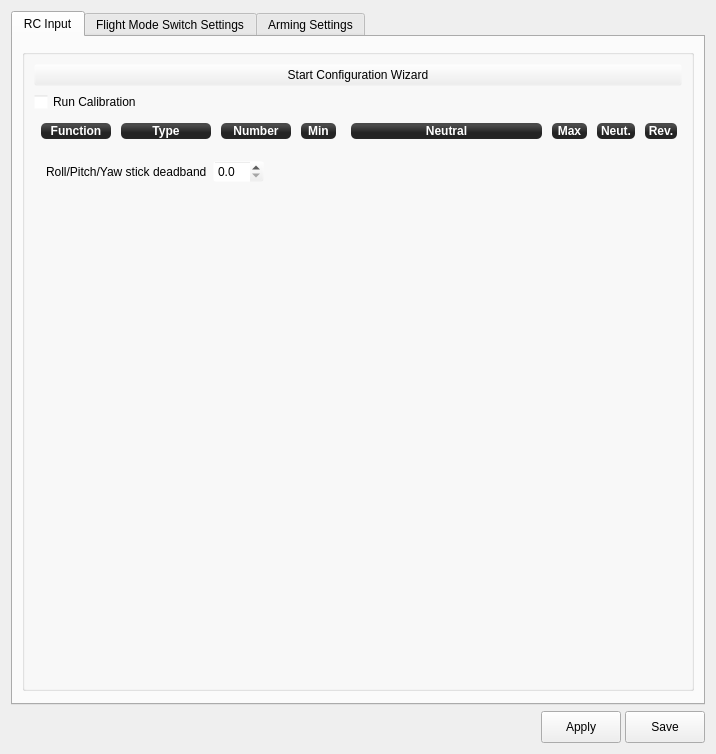
First picture: the form in ground/openpilotgcs/src/plugins/config/input.ui, repository openpilot/OpenPilot, before the edit.
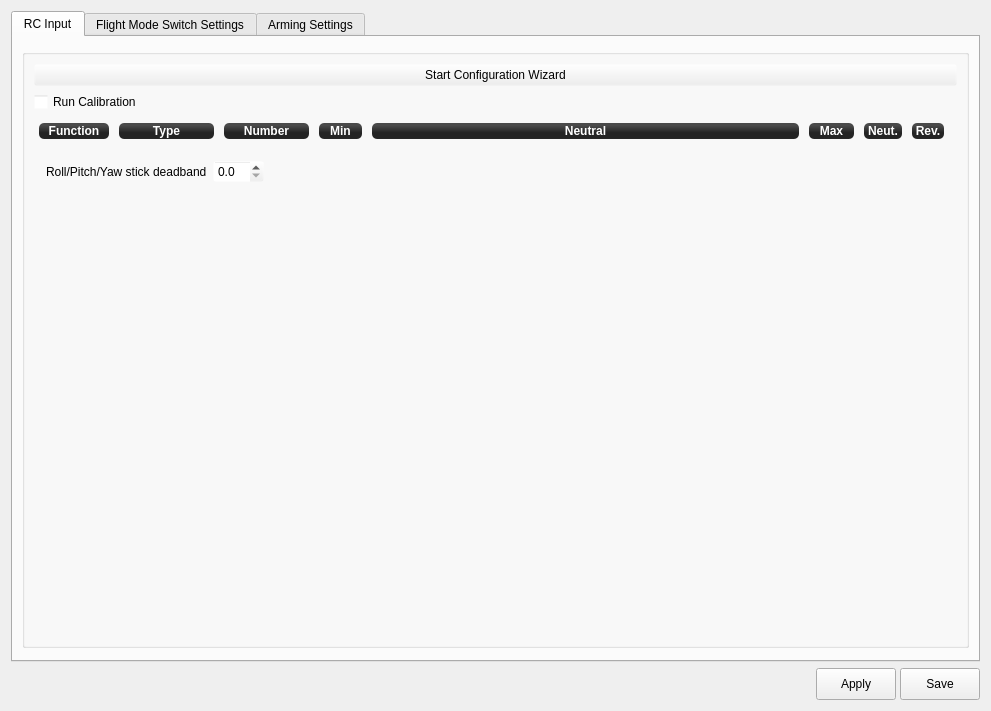
Second picture: the form after the edit. Icons and pictures are not drawn.

Commit message: fixed the vertical sliders, fixed input/output header spacing over the config sliders, switched around the progress bar in stabi ui, more to come

Diff of the .ui file:
```diff
--- a/ground/openpilotgcs/src/plugins/config/input.ui
+++ b/ground/openpilotgcs/src/plugins/config/input.ui
@@ -6,8 +6,8 @@
    <rect>
     <x>0</x>
     <y>0</y>
-    <width>716</width>
-    <height>754</height>
+    <width>991</width>
+    <height>711</height>
    </rect>
   </property>
   <property name="windowTitle">
@@ -116,8 +116,8 @@
            <rect>
             <x>0</x>
             <y>0</y>
-            <width>686</width>
-            <height>630</height>
+            <width>961</width>
+            <height>587</height>
            </rect>
           </property>
           <layout class="QGridLayout" name="gridLayout">
@@ -161,11 +161,159 @@
                    </widget>
                   </item>
                   <item>
-                   <layout class="QGridLayout" name="gridLayout_8">
+                   <layout class="QGridLayout" name="gridLayout_8" rowstretch="0,0" columnstretch="0,0,0,0,0,0,0,0,0,0,0,0,0,0,0,0,0" rowminimumheight="0,0">
+                    <property name="leftMargin">
+                     <number>0</number>
+                    </property>
+                    <property name="rightMargin">
+                     <number>8</number>
+                    </property>
                     <property name="horizontalSpacing">
                      <number>0</number>
                     </property>
-                    <item row="1" column="6">
+                    <property name="verticalSpacing">
+                     <number>-1</number>
+                    </property>
+                    <item row="1" column="0">
+                     <widget class="QLabel" name="legend0">
+                      <property name="enabled">
+                       <bool>true</bool>
+                      </property>
+                      <property name="sizePolicy">
+                       <sizepolicy hsizetype="Minimum" vsizetype="Fixed">
+                        <horstretch>0</horstretch>
+                        <verstretch>0</verstretch>
+                       </sizepolicy>
+                      </property>
+                      <property name="minimumSize">
+                       <size>
+                        <width>80</width>
+                        <height>26</height>
+                       </size>
+                      </property>
+                      <property name="font">
+                       <font>
+                        <weight>75</weight>
+                        <italic>false</italic>
+                        <bold>true</bold>
+                       </font>
+                      </property>
+                      <property name="styleSheet">
+                       <string notr="true">background-color: qlineargradient(spread:reflect, x1:0.507, y1:0, x2:0.507, y2:0.772, stop:0.208955 rgba(74, 74, 74, 255), stop:0.78607 rgba(36, 36, 36, 255));
+color: rgb(255, 255, 255);
+border-radius: 5;
+margin:5px;
+font:bold;</string>
+                      </property>
+                      <property name="text">
+                       <string>Function</string>
+                      </property>
+                      <property name="alignment">
+                       <set>Qt::AlignCenter</set>
+                      </property>
+                     </widget>
+                    </item>
+                    <item row="1" column="13">
+                     <widget class="QLabel" name="legend5_2">
+                      <property name="enabled">
+                       <bool>true</bool>
+                      </property>
+                      <property name="sizePolicy">
+                       <sizepolicy hsizetype="Minimum" vsizetype="Fixed">
+                        <horstretch>0</horstretch>
+                        <verstretch>0</verstretch>
+                       </sizepolicy>
+                      </property>
+                      <property name="minimumSize">
+                       <size>
+                        <width>48</width>
+                        <height>26</height>
+                       </size>
+                      </property>
+                      <property name="font">
+                       <font>
+                        <weight>75</weight>
+                        <italic>false</italic>
+                        <bold>true</bold>
+                       </font>
+                      </property>
+                      <property name="styleSheet">
+                       <string notr="true">background-color: qlineargradient(spread:reflect, x1:0.507, y1:0, x2:0.507, y2:0.772, stop:0.208955 rgba(74, 74, 74, 255), stop:0.78607 rgba(36, 36, 36, 255));
+color: rgb(255, 255, 255);
+border-radius: 5;
+margin:5px;
+font:bold;</string>
+                      </property>
+                      <property name="text">
+                       <string>Neut.</string>
+                      </property>
+                      <property name="alignment">
+                       <set>Qt::AlignCenter</set>
+                      </property>
+                     </widget>
+                    </item>
+                    <item row="1" column="2">
+                     <widget class="QLabel" name="legend1">
+                      <property name="enabled">
+                       <bool>true</bool>
+                      </property>
+                      <property name="sizePolicy">
+                       <sizepolicy hsizetype="Minimum" vsizetype="Fixed">
+                        <horstretch>0</horstretch>
+                        <verstretch>0</verstretch>
+                       </sizepolicy>
+                      </property>
+                      <property name="minimumSize">
+                       <size>
+                        <width>105</width>
+                        <height>26</height>
+                       </size>
+                      </property>
+                      <property name="font">
+                       <font>
+                        <weight>75</weight>
+                        <italic>false</italic>
+                        <bold>true</bold>
+                       </font>
+                      </property>
+                      <property name="styleSheet">
+                       <string notr="true">background-color: qlineargradient(spread:reflect, x1:0.507, y1:0, x2:0.507, y2:0.772, stop:0.208955 rgba(74, 74, 74, 255), stop:0.78607 rgba(36, 36, 36, 255));
+color: rgb(255, 255, 255);
+border-radius: 5;
+margin:5px;
+font:bold;</string>
+                      </property>
+                      <property name="text">
+                       <string>Type</string>
+                      </property>
+                      <property name="alignment">
+                       <set>Qt::AlignCenter</set>
+                      </property>
+                     </widget>
+                    </item>
+                    <item row="1" column="14">
+                     <spacer name="horizontalSpacer_13">
+                      <property name="minimumSize">
+                       <size>
+                        <width>0</width>
+                        <height>26</height>
+                       </size>
+                      </property>
+                      <property name="orientation">
+                       <enum>Qt::Horizontal</enum>
+                      </property>
+                      <property name="sizeType">
+                       <enum>QSizePolicy::Minimum</enum>
+                      </property>
+                      <property name="sizeHint" stdset="0">
+                       <size>
+                        <width>0</width>
+                        <height>20</height>
+                       </size>
+                      </property>
+                     </spacer>
+                    </item>
+                    <item row="1" column="8">
                      <widget class="QLabel" name="legend4">
                       <property name="enabled">
                        <bool>true</bool>
@@ -178,7 +326,7 @@
                       </property>
                       <property name="minimumSize">
                        <size>
-                        <width>0</width>
+                        <width>70</width>
                         <height>26</height>
                        </size>
                       </property>
@@ -204,85 +352,7 @@
                       </property>
                      </widget>
                     </item>
-                    <item row="1" column="10">
-                     <widget class="QLabel" name="legend5_3">
-                      <property name="enabled">
-                       <bool>true</bool>
-                      </property>
-                      <property name="sizePolicy">
-                       <sizepolicy hsizetype="Minimum" vsizetype="Fixed">
-                        <horstretch>0</horstretch>
-                        <verstretch>0</verstretch>
-                       </sizepolicy>
-                      </property>
-                      <property name="minimumSize">
-                       <size>
-                        <width>42</width>
-                        <height>26</height>
-                       </size>
-                      </property>
-                      <property name="font">
-                       <font>
-                        <weight>75</weight>
-                        <italic>false</italic>
-                        <bold>true</bold>
-                       </font>
-                      </property>
-                      <property name="styleSheet">
-                       <string notr="true">background-color: qlineargradient(spread:reflect, x1:0.507, y1:0, x2:0.507, y2:0.772, stop:0.208955 rgba(74, 74, 74, 255), stop:0.78607 rgba(36, 36, 36, 255));
-color: rgb(255, 255, 255);
-border-radius: 5;
-margin:5px;
-font:bold;</string>
-                      </property>
-                      <property name="text">
-                       <string>Rev.</string>
-                      </property>
-                      <property name="alignment">
-                       <set>Qt::AlignCenter</set>
-                      </property>
-                     </widget>
-                    </item>
-                    <item row="1" column="3">
-                     <widget class="QLabel" name="legend2">
-                      <property name="enabled">
-                       <bool>true</bool>
-                      </property>
-                      <property name="sizePolicy">
-                       <sizepolicy hsizetype="Minimum" vsizetype="Fixed">
-                        <horstretch>0</horstretch>
-                        <verstretch>0</verstretch>
-                       </sizepolicy>
-                      </property>
-                      <property name="minimumSize">
-                       <size>
-                        <width>80</width>
-                        <height>26</height>
-                       </size>
-                      </property>
-                      <property name="font">
-                       <font>
-                        <weight>75</weight>
-                        <italic>false</italic>
-                        <bold>true</bold>
-                       </font>
-                      </property>
-                      <property name="styleSheet">
-                       <string notr="true">background-color: qlineargradient(spread:reflect, x1:0.507, y1:0, x2:0.507, y2:0.772, stop:0.208955 rgba(74, 74, 74, 255), stop:0.78607 rgba(36, 36, 36, 255));
-color: rgb(255, 255, 255);
-border-radius: 5;
-margin:5px;
-font:bold;</string>
-                      </property>
-                      <property name="text">
-                       <string>Number</string>
-                      </property>
-                      <property name="alignment">
-                       <set>Qt::AlignCenter</set>
-                      </property>
-                     </widget>
-                    </item>
-                    <item row="1" column="4">
+                    <item row="1" column="6">
                      <widget class="QLabel" name="legend3">
                       <property name="enabled">
                        <bool>true</bool>
@@ -295,7 +365,7 @@
                       </property>
                       <property name="minimumSize">
                        <size>
-                        <width>45</width>
+                        <width>53</width>
                         <height>26</height>
                        </size>
                       </property>
@@ -321,8 +391,30 @@
                       </property>
                      </widget>
                     </item>
-                    <item row="1" column="2">
-                     <widget class="QLabel" name="legend1">
+                    <item row="1" column="1">
+                     <spacer name="horizontalSpacer_7">
+                      <property name="minimumSize">
+                       <size>
+                        <width>0</width>
+                        <height>26</height>
+                       </size>
+                      </property>
+                      <property name="orientation">
+                       <enum>Qt::Horizontal</enum>
+                      </property>
+                      <property name="sizeType">
+                       <enum>QSizePolicy::Fixed</enum>
+                      </property>
+                      <property name="sizeHint" stdset="0">
+                       <size>
+                        <width>12</width>
+                        <height>20</height>
+                       </size>
+                      </property>
+                     </spacer>
+                    </item>
+                    <item row="1" column="4">
+                     <widget class="QLabel" name="legend2">
                       <property name="enabled">
                        <bool>true</bool>
                       </property>
@@ -334,7 +426,7 @@
                       </property>
                       <property name="minimumSize">
                        <size>
-                        <width>100</width>
+                        <width>95</width>
                         <height>26</height>
                        </size>
                       </property>
@@ -353,7 +445,7 @@
 font:bold;</string>
                       </property>
                       <property name="text">
-                       <string>Type</string>
+                       <string>Number</string>
                       </property>
                       <property name="alignment">
                        <set>Qt::AlignCenter</set>
@@ -361,7 +453,74 @@
                      </widget>
                     </item>
                     <item row="1" column="5">
-                     <spacer name="horizontalSpacer_6">
+                     <spacer name="horizontalSpacer_10">
+                      <property name="minimumSize">
+                       <size>
+                        <width>0</width>
+                        <height>26</height>
+                       </size>
+                      </property>
+                      <property name="orientation">
+                       <enum>Qt::Horizontal</enum>
+                      </property>
+                      <property name="sizeType">
+                       <enum>QSizePolicy::Fixed</enum>
+                      </property>
+                      <property name="sizeHint" stdset="0">
+                       <size>
+                        <width>12</width>
+                        <height>20</height>
+                       </size>
+                      </property>
+                     </spacer>
+                    </item>
+                    <item row="1" column="15">
+                     <widget class="QLabel" name="legend5_3">
+                      <property name="enabled">
+                       <bool>true</bool>
+                      </property>
+                      <property name="sizePolicy">
+                       <sizepolicy hsizetype="Minimum" vsizetype="Fixed">
+                        <horstretch>0</horstretch>
+                        <verstretch>0</verstretch>
+                       </sizepolicy>
+                      </property>
+                      <property name="minimumSize">
+                       <size>
+                        <width>42</width>
+                        <height>26</height>
+                       </size>
+                      </property>
+                      <property name="font">
+                       <font>
+                        <weight>75</weight>
+                        <italic>false</italic>
+                        <bold>true</bold>
+                       </font>
+                      </property>
+                      <property name="styleSheet">
+                       <string notr="true">background-color: qlineargradient(spread:reflect, x1:0.507, y1:0, x2:0.507, y2:0.772, stop:0.208955 rgba(74, 74, 74, 255), stop:0.78607 rgba(36, 36, 36, 255));
+color: rgb(255, 255, 255);
+border-radius: 5;
+margin:5px;
+font:bold;</string>
+                      </property>
+                      <property name="text">
+                       <string>Rev.</string>
+                      </property>
+                      <property name="alignment">
+                       <set>Qt::AlignCenter</set>
+                      </property>
+                     </widget>
+                    </item>
+                    <item row="1" column="9">
+                     <spacer name="horizontalSpacer_11">
+                      <property name="minimumSize">
+                       <size>
+                        <width>0</width>
+                        <height>26</height>
+                       </size>
+                      </property>
                       <property name="orientation">
                        <enum>Qt::Horizontal</enum>
                       </property>
@@ -376,7 +535,7 @@
                       </property>
                      </spacer>
                     </item>
-                    <item row="1" column="7">
+                    <item row="1" column="11">
                      <widget class="QLabel" name="legend5">
                       <property name="enabled">
                        <bool>true</bool>
@@ -389,7 +548,7 @@
                       </property>
                       <property name="minimumSize">
                        <size>
-                        <width>45</width>
+                        <width>55</width>
                         <height>26</height>
                        </size>
                       </property>
@@ -415,95 +574,89 @@
                       </property>
                      </widget>
                     </item>
-                    <item row="1" column="1">
-                     <widget class="QLabel" name="legend0">
-                      <property name="enabled">
-                       <bool>true</bool>
-                      </property>
-                      <property name="sizePolicy">
-                       <sizepolicy hsizetype="Minimum" vsizetype="Fixed">
-                        <horstretch>0</horstretch>
-                        <verstretch>0</verstretch>
-                       </sizepolicy>
-                      </property>
+                    <item row="1" column="7">
+                     <spacer name="horizontalSpacer_6">
                       <property name="minimumSize">
                        <size>
-                        <width>80</width>
+                        <width>0</width>
                         <height>26</height>
                        </size>
                       </property>
-                      <property name="font">
-                       <font>
-                        <weight>75</weight>
-                        <italic>false</italic>
-                        <bold>true</bold>
-                       </font>
+                      <property name="orientation">
+                       <enum>Qt::Horizontal</enum>
                       </property>
-                      <property name="styleSheet">
-                       <string notr="true">background-color: qlineargradient(spread:reflect, x1:0.507, y1:0, x2:0.507, y2:0.772, stop:0.208955 rgba(74, 74, 74, 255), stop:0.78607 rgba(36, 36, 36, 255));
-color: rgb(255, 255, 255);
-border-radius: 5;
-margin:5px;
-font:bold;</string>
+                      <property name="sizeType">
+                       <enum>QSizePolicy::Fixed</enum>
                       </property>
-                      <property name="text">
-                       <string>Function</string>
+                      <property name="sizeHint" stdset="0">
+                       <size>
+                        <width>9</width>
+                        <height>20</height>
+                       </size>
                       </property>
-                      <property name="alignment">
-                       <set>Qt::AlignCenter</set>
-                      </property>
-                     </widget>
+                     </spacer>
                     </item>
-                    <item row="1" column="9">
-                     <widget class="QLabel" name="legend5_2">
-                      <property name="enabled">
-                       <bool>true</bool>
+                    <item row="1" column="3">
+                     <spacer name="horizontalSpacer_9">
+                      <property name="minimumSize">
+                       <size>
+                        <width>0</width>
+                        <height>26</height>
+                       </size>
                       </property>
-                      <property name="sizePolicy">
-                       <sizepolicy hsizetype="Minimum" vsizetype="Fixed">
-                        <horstretch>0</horstretch>
-                        <verstretch>0</verstretch>
-                       </sizepolicy>
+                      <property name="orientation">
+                       <enum>Qt::Horizontal</enum>
                       </property>
+                      <property name="sizeType">
+                       <enum>QSizePolicy::Fixed</enum>
+                      </property>
+                      <property name="sizeHint" stdset="0">
+                       <size>
+                        <width>3</width>
+                        <height>20</height>
+                       </size>
+                      </property>
+                     </spacer>
+                    </item>
+                    <item row="1" column="12">
+                     <spacer name="horizontalSpacer_12">
                       <property name="minimumSize">
                        <size>
-                        <width>48</width>
+                        <width>0</width>
                         <height>26</height>
                        </size>
                       </property>
-                      <property name="font">
-                       <font>
-                        <weight>75</weight>
-                        <italic>false</italic>
-                        <bold>true</bold>
-                       </font>
+                      <property name="orientation">
+                       <enum>Qt::Horizontal</enum>
                       </property>
-                      <property name="styleSheet">
-                       <string notr="true">background-color: qlineargradient(spread:reflect, x1:0.507, y1:0, x2:0.507, y2:0.772, stop:0.208955 rgba(74, 74, 74, 255), stop:0.78607 rgba(36, 36, 36, 255));
-color: rgb(255, 255, 255);
-border-radius: 5;
-margin:5px;
-font:bold;</string>
+                      <property name="sizeType">
+                       <enum>QSizePolicy::Fixed</enum>
                       </property>
-                      <property name="text">
-                       <string>Neut.</string>
+                      <property name="sizeHint" stdset="0">
+                       <size>
+                        <width>3</width>
+                        <height>20</height>
+                       </size>
                       </property>
-                      <property name="alignment">
-                       <set>Qt::AlignCenter</set>
-                      </property>
-                     </widget>
+                     </spacer>
                     </item>
-                    <item row="1" column="0">
-                     <spacer name="horizontalSpacer_7">
+                    <item row="1" column="16">
+                     <spacer name="horizontalSpacer_14">
+                      <property name="minimumSize">
+                       <size>
+                        <width>0</width>
+                        <height>26</height>
+                       </size>
+                      </property>
                       <property name="orientation">
                        <enum>Qt::Horizontal</enum>
                       </property>
                       <property name="sizeType">
-                       <enum>QSizePolicy::Fixed</enum>
+                       <enum>QSizePolicy::Minimum</enum>
                       </property>
                       <property name="sizeHint" stdset="0">
                        <size>
-                        <width>2</width>
+                        <width>0</width>
                         <height>20</height>
                        </size>
                       </property>
```
Left out of the diff: 143 changed lines with no effect on the pictures. The commit also changes 4 other files.
